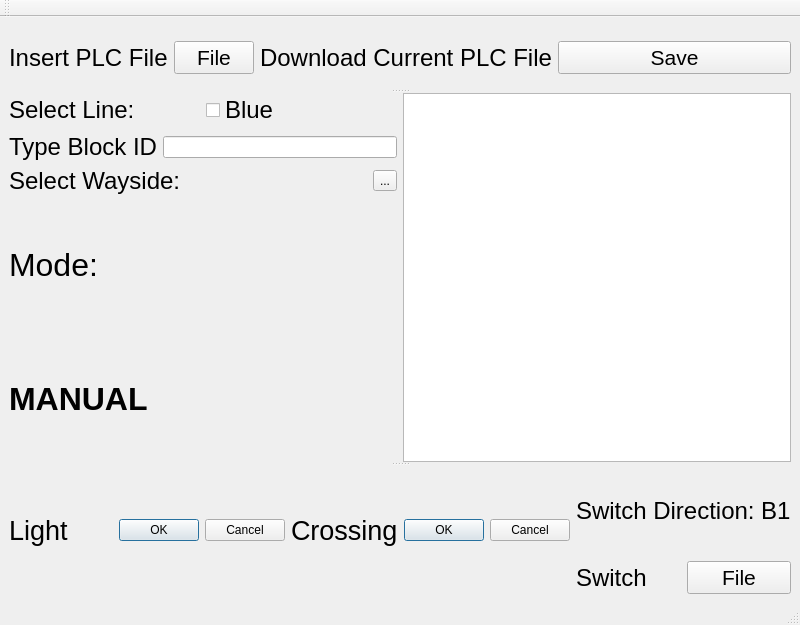
This is Wayside SW/Wayside_UI_Rough.ui in asmithie13/ECE-1140 as Qt 5 draws it before an edit. The edited form follows.
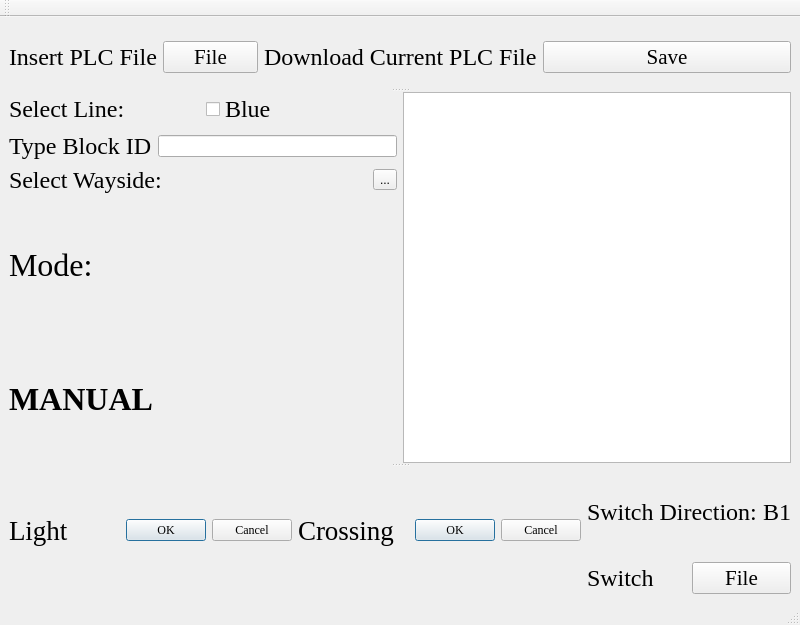
This is the edited form.

Commit message: Updated font for the text of my UI

```diff
--- a/Wayside SW/Wayside_UI_Rough.ui
+++ b/Wayside SW/Wayside_UI_Rough.ui
@@ -33,6 +33,7 @@
               </property>
               <property name="font">
                <font>
+                <family>Times New Roman</family>
                 <pointsize>18</pointsize>
                </font>
               </property>
@@ -48,6 +49,7 @@
              <widget class="QPushButton" name="pushButton">
               <property name="font">
                <font>
+                <family>Times New Roman</family>
                 <pointsize>16</pointsize>
                </font>
               </property>
@@ -62,6 +64,7 @@
            <widget class="QLabel" name="label_2">
             <property name="font">
              <font>
+              <family>Times New Roman</family>
               <pointsize>18</pointsize>
              </font>
             </property>
@@ -74,6 +77,7 @@
            <widget class="QPushButton" name="pushButton_2">
             <property name="font">
              <font>
+              <family>Times New Roman</family>
               <pointsize>16</pointsize>
              </font>
             </property>
@@ -96,6 +100,7 @@
              <widget class="QLabel" name="label_3">
               <property name="font">
                <font>
+                <family>Times New Roman</family>
                 <pointsize>18</pointsize>
                </font>
               </property>
@@ -108,6 +113,7 @@
              <widget class="QCheckBox" name="checkBox">
               <property name="font">
                <font>
+                <family>Times New Roman</family>
                 <pointsize>18</pointsize>
                </font>
               </property>
@@ -124,6 +130,7 @@
              <widget class="QLabel" name="label_5">
               <property name="font">
                <font>
+                <family>Times New Roman</family>
                 <pointsize>18</pointsize>
                </font>
               </property>
@@ -143,6 +150,7 @@
              <widget class="QLabel" name="label_4">
               <property name="font">
                <font>
+                <family>Times New Roman</family>
                 <pointsize>18</pointsize>
                </font>
               </property>
@@ -166,6 +174,7 @@
              <widget class="QLabel" name="label_6">
               <property name="font">
                <font>
+                <family>Times New Roman</family>
                 <pointsize>24</pointsize>
                </font>
               </property>
@@ -178,6 +187,7 @@
              <widget class="QLabel" name="label_7">
               <property name="font">
                <font>
+                <family>Times New Roman</family>
                 <pointsize>24</pointsize>
                 <weight>75</weight>
                 <bold>true</bold>
@@ -205,6 +215,7 @@
            <widget class="QLabel" name="label_8">
             <property name="font">
              <font>
+              <family>Times New Roman</family>
               <pointsize>20</pointsize>
              </font>
             </property>
@@ -215,6 +226,11 @@
           </item>
           <item>
            <widget class="QDialogButtonBox" name="buttonBox">
+            <property name="font">
+             <font>
+              <family>Times New Roman</family>
+             </font>
+            </property>
             <property name="standardButtons">
              <set>QDialogButtonBox::Cancel|QDialogButtonBox::Ok</set>
             </property>
@@ -228,6 +244,7 @@
            <widget class="QLabel" name="label_9">
             <property name="font">
              <font>
+              <family>Times New Roman</family>
               <pointsize>20</pointsize>
              </font>
             </property>
@@ -238,6 +255,11 @@
           </item>
           <item>
            <widget class="QDialogButtonBox" name="buttonBox_2">
+            <property name="font">
+             <font>
+              <family>Times New Roman</family>
+             </font>
+            </property>
             <property name="standardButtons">
              <set>QDialogButtonBox::Cancel|QDialogButtonBox::Ok</set>
             </property>
@@ -253,6 +275,7 @@
              <widget class="QLabel" name="label_10">
               <property name="font">
                <font>
+                <family>Times New Roman</family>
                 <pointsize>18</pointsize>
                </font>
               </property>
@@ -265,6 +288,7 @@
              <widget class="QLabel" name="label_11">
               <property name="font">
                <font>
+                <family>Times New Roman</family>
                 <pointsize>18</pointsize>
                </font>
               </property>
@@ -281,6 +305,7 @@
              <widget class="QLabel" name="label_12">
               <property name="font">
                <font>
+                <family>Times New Roman</family>
                 <pointsize>18</pointsize>
                </font>
               </property>
@@ -293,6 +318,7 @@
              <widget class="QPushButton" name="pushButton_3">
               <property name="font">
                <font>
+                <family>Times New Roman</family>
                 <pointsize>16</pointsize>
                </font>
               </property>
```
The commit also changes 2 other files.
